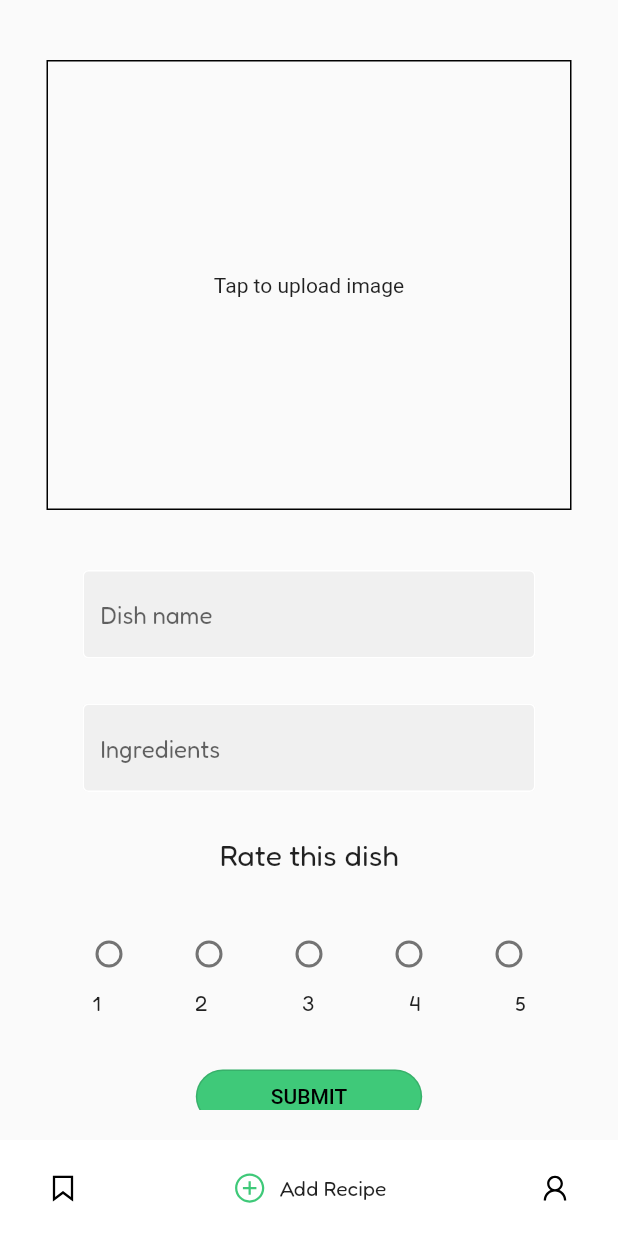
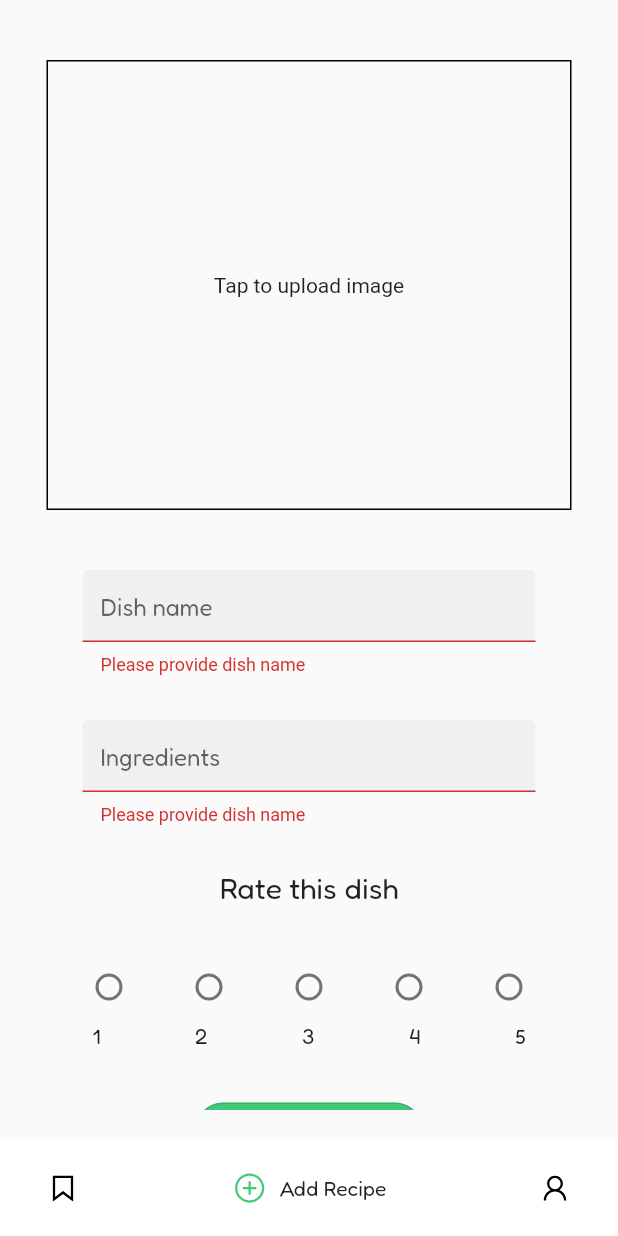
Before and after one commit to Ye1enaaa/Recipe-Vault, a Flutter app: the screen it shows after launch, item 2 of the bottom bar chosen, after a tap on "SUBMIT", on a phone screen of 412 x 824 dp. Run offline on Flutter 3.47's test engine with Material 2 defaults, Android fonts, the phone set to English and light mode, and no system bars; drawn by our look-alikes of google_nav_bar; our stand-ins replace google_fonts, image_picker, line_icons.

```diff
--- a/lib/add_recipe.dart
+++ b/lib/ui/add_recipe.dart
@@ -4,7 +4,7 @@ import 'package:flutter/material.dart';
 import 'package:google_fonts/google_fonts.dart';
 import 'package:http/http.dart' as http;
 import 'package:image_picker/image_picker.dart';
-import 'constants/constants.dart';
+import '../constants/constants.dart';
 
 //enum RadioDataEnum {one, two, three, four, five}
 
@@ -20,7 +20,6 @@ class _AddRecipeState extends State<AddRecipe> {
   TextEditingController ingredientsController = TextEditingController();
   TextEditingController ratingsController = TextEditingController();
   var formKey = GlobalKey<FormState>();
-  var responses;
   int selectedRadio=0;
   Future <void> postData() async{
     final cuisine = cuisineController.text;
@@ -35,8 +34,10 @@ class _AddRecipeState extends State<AddRecipe> {
           })
       ..headers.addAll({'Content-Type': 'multipart/form-data'})
      ..files.add(await http.MultipartFile.fromPath('img', image!.path));
-   var response = await request.send();
-
+    await request.send();
+    backtoPrevious();
+    cuisineController.clear();
+    ingredientsController.clear();
   }
 
 
@@ -57,7 +58,13 @@ class _AddRecipeState extends State<AddRecipe> {
     selectedRadio = 0;
     super.initState();
   }
-  //RadioDataEnum radiodataEnum = RadioDataEnum.one;
+
+  void backtoPrevious(){
+    ScaffoldMessenger.of(context).showSnackBar(
+      const SnackBar(content: Text('Recipe added'),
+      backgroundColor: ksecColor));
+  }
+
   @override
   Widget build(BuildContext context) {
     return Scaffold(
@@ -102,7 +109,12 @@ class _AddRecipeState extends State<AddRecipe> {
                   const SizedBox(height: 40),
                   Padding(
                     padding: const EdgeInsets.symmetric(horizontal: 25),
-                    child: TextField(
+                    child: TextFormField(
+                      validator: (value){
+                        if(value!.isEmpty){
+                          return 'Please provide dish name';
+                        }
+                      },
                       decoration: InputDecoration(
                         hintStyle: GoogleFonts.fredoka(),
                         hintText: 'Dish name',
@@ -122,7 +134,12 @@ class _AddRecipeState extends State<AddRecipe> {
                   const SizedBox(height: 30),
                   Padding(
                     padding: const EdgeInsets.symmetric(horizontal: 25),
-                    child: TextField(
+                    child: TextFormField(
+                      validator: (value){
+                        if(value!.isEmpty){
+                          return 'Please provide dish name';
+                        }
+                      },
                       decoration: InputDecoration(
                         hintStyle: GoogleFonts.fredoka(),
                         hintText: 'Ingredients',
@@ -234,10 +251,14 @@ class _AddRecipeState extends State<AddRecipe> {
                   ),
                   const SizedBox(height: 30),
                   OutlinedButton(
-                    onPressed: (){
-                      postData();
-                      cuisineController.clear();
-                      ingredientsController.clear();
+                    onPressed: ()async{
+                      if(formKey.currentState!.validate()){
+                        setState(() {
+                          postData();
+                          image = null;
+                          selectedRadio = 0;
+                        });
+                      }
                     },
                     style: OutlinedButton.styleFrom(
                       padding: const EdgeInsets.symmetric(horizontal: 50),
--- a/lib/ui/profile_page.dart
+++ b/lib/ui/profile_page.dart
@@ -1,3 +1,4 @@
+import 'package:firstactivity/constants/constants.dart';
 import 'package:flutter/material.dart';
 import 'package:google_fonts/google_fonts.dart';
 import 'package:line_icons/line_icons.dart';
@@ -21,8 +22,8 @@ class _ProfilePageState extends State<ProfilePage> {
               Text(
                 'My Profile',
                 style: GoogleFonts.fredokaOne(
-                  fontWeight: FontWeight.w300,
-                  fontSize: 40
+                  fontWeight: FontWeight.w100,
+                  fontSize: 40,
                 ),
               ),
               const SizedBox(height: 30),
--- a/lib/ui/root_page.dart
+++ b/lib/ui/root_page.dart
@@ -1,4 +1,4 @@
-import 'package:firstactivity/add_recipe.dart';
+import 'package:firstactivity/ui/add_recipe.dart';
 import 'package:firstactivity/constants/constants.dart';
 import 'package:firstactivity/ui/listings.dart';
 import 'package:firstactivity/ui/profile_page.dart';
```
